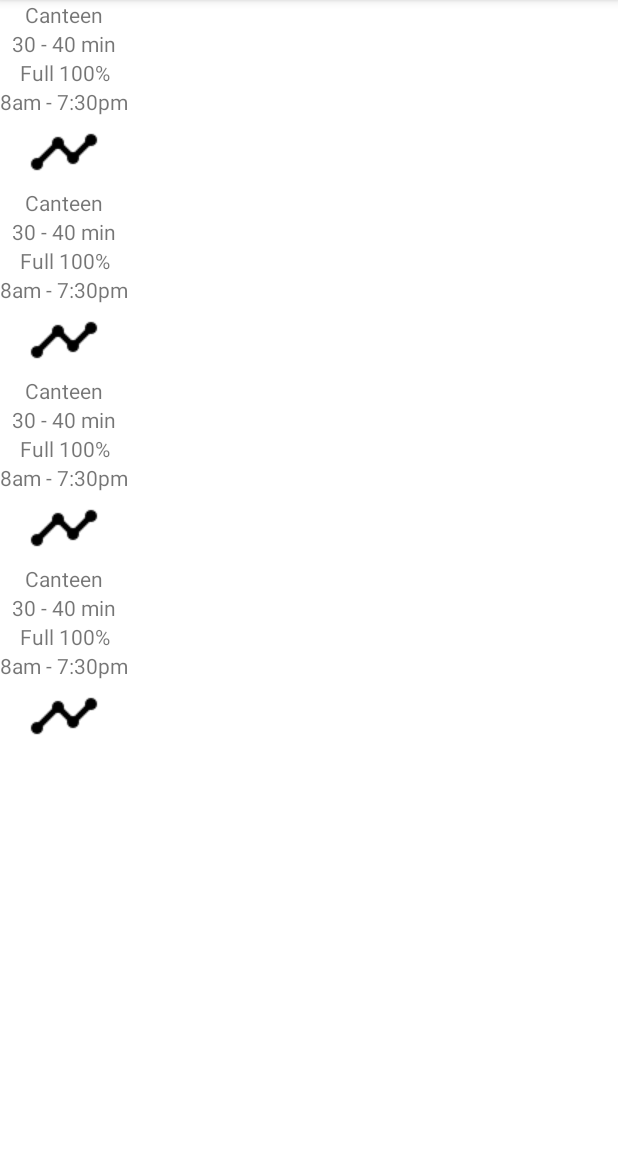
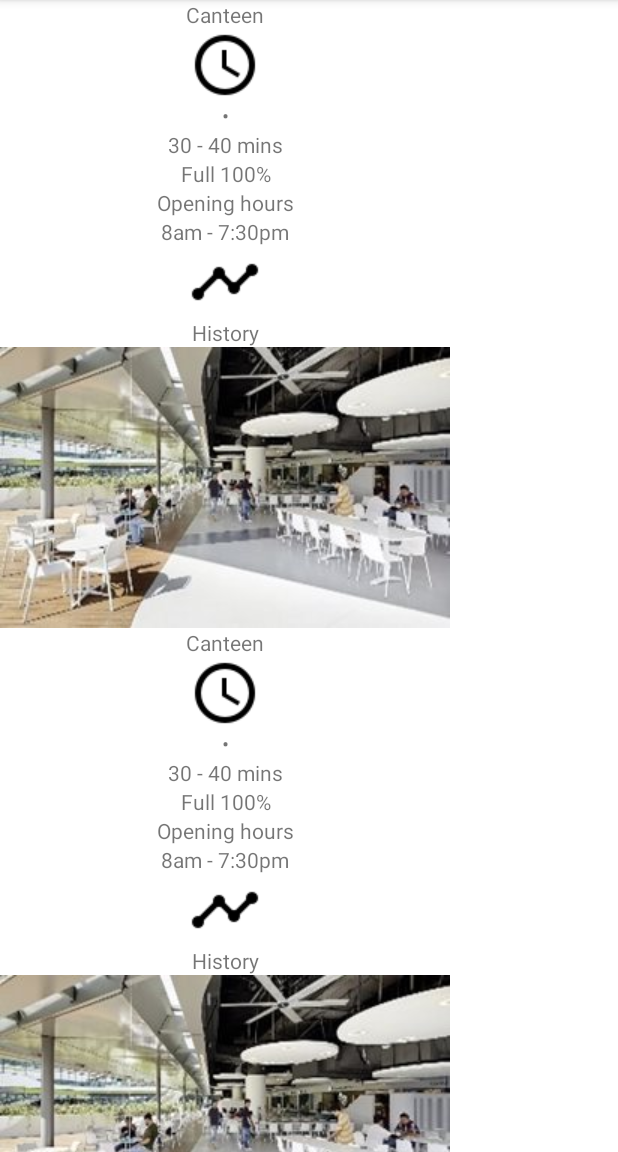
Before and after one commit to javiertzr01/50.001-FEAST, an Android app: the screen it shows after launch (HomePage), on a phone screen of 412 x 824 dp, the part 84-1236 px from its top. Run offline under Robolectric (Android 15) with nearby library versions, the phone set to English and light mode, and no system bars.

Commit message:
Slight update on the addition of the FNBButton widget group
- Added test_sutd_canteen.jpg image as a testing placeholder
- Added all the various widgets that make up the FNBButton
- Other minor changes to properly differentiate test placeholder values and actual values

```diff
--- a/FEAST/app/src/main/java/com/example/feast/FNBButton.java
+++ b/FEAST/app/src/main/java/com/example/feast/FNBButton.java
@@ -19,10 +19,10 @@ public class FNBButton extends LinearLayout {
         super(context);
         View view = LayoutInflater.from(getContext()).inflate(R.layout.fnb_button, null); // custom layout.xml file for the FNBButton
         this.fnbEstablishmentName = view.findViewById(R.id.fnbEstablishmentName);
-        this.waitingTime = view.findViewById(R.id.waitingTime); // pull the estimated waiting time at the F&B establishment from the database; currently a placeholder test value
-        this.capacity = view.findViewById(R.id.capacity); // pull the current capacity of the F&B establishment from the database; currently a placeholder test value
-        this.openingHours = view.findViewById(R.id.openingHours); // pull the current opening hours of the F&B establishment from the database; currently a placeholder test value
-        this.fnbPhoto = view.findViewById(R.id.fnbPhoto); // the historical trends png icon
+        this.waitingTime = view.findViewById(R.id.waitingTime);
+        this.capacity = view.findViewById(R.id.capacity);
+        this.openingHours = view.findViewById(R.id.openingHours);
+        this.fnbPhoto = view.findViewById(R.id.fnbPhoto);
         this.addView(view);
     }
 
@@ -30,4 +30,20 @@ public class FNBButton extends LinearLayout {
     public void setFNBEstablishmentName(String value){
         this.fnbEstablishmentName.setText(R.string.test_fnbEstablishmentName); // pull the F&B establishment name from the database; currently a placeholder test value
     }
+
+    public void setWaitingTime(String value){
+        this.waitingTime.setText(R.string.test_waitingTime); // pull the estimated waiting time at the F&B establishment from the database; currently a placeholder test value
+    }
+
+    public void setCapacity(String value) {
+        this.capacity.setText(R.string.test_capacity); // pull the current capacity of the F&B establishment from the database; currently a placeholder test value
+    }
+
+    public void setOpeningHours(String value){
+        this.openingHours.setText(R.string.test_openingHours); // pull the current opening hours of the F&B establishment from the database; currently a placeholder test value
+    }
+
+    public void setFNBPhoto(String value){
+        this.fnbPhoto.setImageResource(R.drawable.test_sutd_canteen); // pull the photo of the F&B establishment from the database; currently a placeholder test image
+    }
 }
--- a/FEAST/app/src/main/res/layout/fnb_button.xml
+++ b/FEAST/app/src/main/res/layout/fnb_button.xml
@@ -10,7 +10,24 @@
         android:layout_height="match_parent"
         android:gravity="center"
         android:layout_gravity="center"
-        android:text="Canteen" />
+        android:text="@string/test_fnbEstablishmentName" />
+
+    <ImageView
+        android:id="@+id/waitingTimePhoto"
+        android:layout_width="match_parent"
+        android:layout_height="match_parent"
+        android:gravity="center"
+        android:layout_gravity="center"
+        android:src="@drawable/waiting_time"
+        android:contentDescription="An icon of a clock depicting the waiting time" />
+
+    <TextView
+        android:id="@+id/dotText"
+        android:layout_width="match_parent"
+        android:layout_height="match_parent"
+        android:gravity="center"
+        android:layout_gravity="center"
+        android:text="@string/dotText" />
 
     <TextView
         android:id="@+id/waitingTime"
@@ -18,7 +35,7 @@
         android:layout_height="match_parent"
         android:gravity="center"
         android:layout_gravity="center"
-        android:text="30 - 40 min" />
+        android:text="@string/test_waitingTime" />
 
     <TextView
         android:id="@+id/capacity"
@@ -26,7 +43,15 @@
         android:layout_height="match_parent"
         android:gravity="center"
         android:layout_gravity="center"
-        android:text="Full 100%" />
+        android:text="@string/test_capacity" />
+
+    <TextView
+        android:id="@+id/openingHoursText"
+        android:layout_width="match_parent"
+        android:layout_height="match_parent"
+        android:gravity="center"
+        android:layout_gravity="center"
+        android:text="@string/openingHoursText" />
 
     <TextView
         android:id="@+id/openingHours"
@@ -34,7 +59,24 @@
         android:layout_height="match_parent"
         android:gravity="center"
         android:layout_gravity="center"
-        android:text="8am - 7:30pm" />
+        android:text="@string/test_openingHours" />
+
+    <ImageView
+        android:id="@+id/historicalTrendPhoto"
+        android:layout_width="match_parent"
+        android:layout_height="match_parent"
+        android:gravity="center"
+        android:layout_gravity="center"
+        android:src="@drawable/historical_trends"
+        android:contentDescription="An icon depicting a timeline" />
+
+    <TextView
+        android:id="@+id/historyText"
+        android:layout_width="match_parent"
+        android:layout_height="match_parent"
+        android:gravity="center"
+        android:layout_gravity="center"
+        android:text="@string/historyText" />
 
     <ImageView
         android:id="@+id/fnbPhoto"
@@ -42,7 +84,7 @@
         android:layout_height="match_parent"
         android:gravity="center"
         android:layout_gravity="center"
-        android:src="@drawable/historical_trends"
+        android:src="@drawable/test_sutd_canteen"
         android:contentDescription="A photo of the FnB Establishment" />
 
 </LinearLayout>
--- a/FEAST/app/src/main/res/values/strings.xml
+++ b/FEAST/app/src/main/res/values/strings.xml
@@ -1,5 +1,8 @@
 <resources>
     <string name="app_name">FEAST</string>
+    <string name="openingHoursText">Opening hours</string>
+    <string name="historyText">History</string>
+    <string name="dotText">•</string>
     <string name="test_fnbEstablishmentName">Canteen</string>
     <string name="test_waitingTime">30 - 40 mins</string>
     <string name="test_capacity">Full 100%</string>
```
Also changed, not shown: FEAST/app/src/main/res/drawable/test_sutd_canteen.jpg (added), FEAST/app/src/main/res/drawable/waiting_time.png (added).
